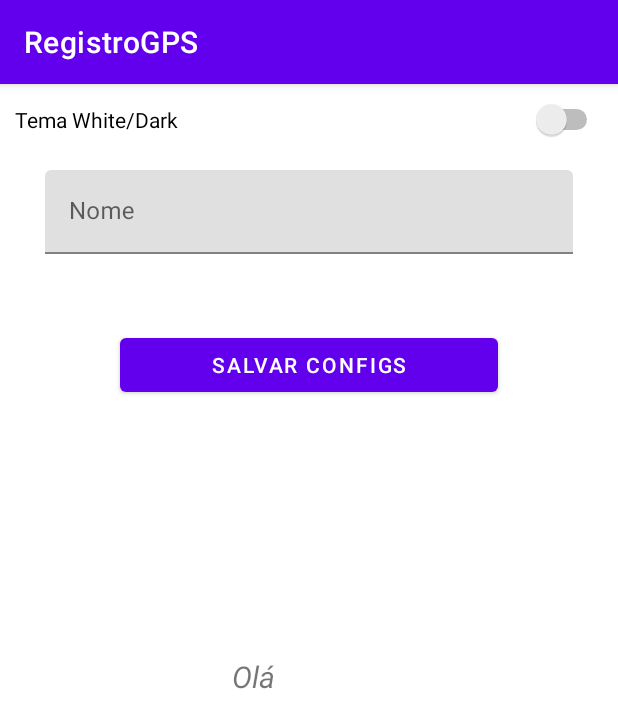
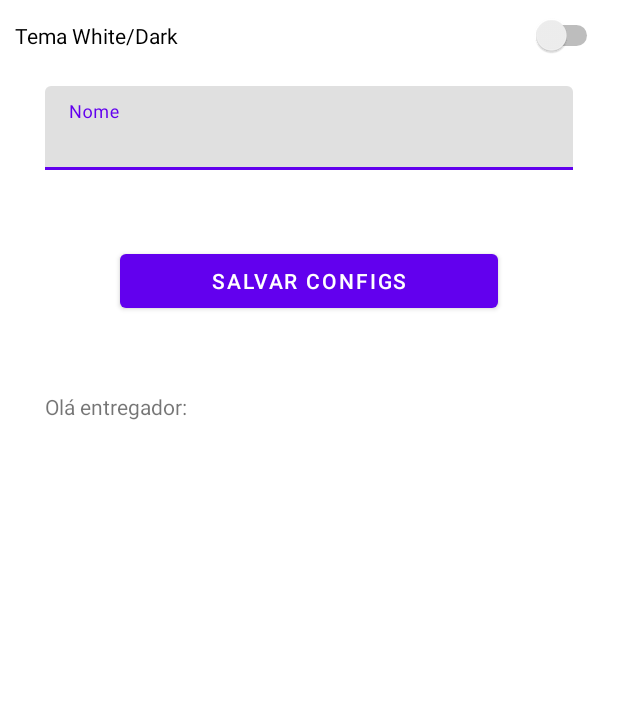
Before and after one commit to Maycon-brendo/RegistroGPS, an Android app: the screen it shows after launch (MainActivity before the commit, ConfigActivity after it), after a tap on an icon or button, on a phone screen of 412 x 824 dp. Shown: the top 728 px of the screen. Run offline under Robolectric (Android 15) with nearby library versions, the phone set to English and light mode, and no system bars; 1 statement that could not run was skipped.

```diff
--- a/app/build.gradle
+++ b/app/build.gradle
@@ -33,6 +33,9 @@ android {
     viewBinding{
         enabled = true
     }
+    buildFeatures {
+        viewBinding true
+    }
 }
 
 dependencies {
--- a/app/src/main/AndroidManifest.xml
+++ b/app/src/main/AndroidManifest.xml
@@ -14,6 +14,11 @@
         android:theme="@style/Theme.RegistroGPS"
         tools:targetApi="31">
         <activity
+            android:name=".ConfigActivity"
+            android:exported="false"
+            android:label="@string/title_activity_config"
+            android:theme="@style/Theme.RegistroGPS.NoActionBar" />
+        <activity
             android:name=".MainActivity"
             android:exported="true">
             <intent-filter>
--- /dev/null
+++ b/app/src/main/java/com/example/registrogps/ConfigActivity.kt
@@ -0,0 +1,42 @@
+package com.example.registrogps
+
+import androidx.appcompat.app.AppCompatActivity
+import android.os.Bundle
+import com.example.registrogps.databinding.ActivityConfigBinding
+import com.example.registrogps.databinding.ActivityMainBinding
+import com.example.registrogps.utils.getLoginFromSharedPrefs
+import com.example.registrogps.utils.saveLoginToSharedPrefs
+
+class ConfigActivity : AppCompatActivity() {
+
+    private lateinit var binding: ActivityConfigBinding
+    override fun onCreate(savedInstanceState: Bundle?) {
+        super.onCreate(savedInstanceState)
+
+        binding = ActivityConfigBinding.inflate(layoutInflater)
+        val view = binding.root
+        setContentView(view)
+
+        setup()
+    }
+
+
+    private fun setup() {
+        setupClickListeners()
+        setinputyourname()
+    }
+
+    private fun setinputyourname() {
+        binding.tvNome.text = getLoginFromSharedPrefs()
+    }
+
+    private fun setupClickListeners() {
+        binding.apply {
+            btnSalvaconfig.setOnClickListener {
+                val login = binding.inputNome.text.toString()
+                saveLoginToSharedPrefs(login)
+                setinputyourname()
+            }
+        }
+    }
+}
--- a/app/src/main/java/com/example/registrogps/fragments/ConfiguracaoFragment.kt
+++ /dev/null
@@ -1,60 +0,0 @@
-package com.example.registrogps.fragments
-
-import android.os.Bundle
-import androidx.fragment.app.Fragment
-import android.view.LayoutInflater
-import android.view.View
-import android.view.ViewGroup
-import com.example.registrogps.R
-
-// TODO: Rename parameter arguments, choose names that match
-// the fragment initialization parameters, e.g. ARG_ITEM_NUMBER
-private const val ARG_PARAM1 = "param1"
-private const val ARG_PARAM2 = "param2"
-
-/**
- * A simple [Fragment] subclass.
- * Use the [ConfiguracaoFragment.newInstance] factory method to
- * create an instance of this fragment.
- */
-class ConfiguracaoFragment : Fragment() {
-    // TODO: Rename and change types of parameters
-    private var param1: String? = null
-    private var param2: String? = null
-
-    override fun onCreate(savedInstanceState: Bundle?) {
-        super.onCreate(savedInstanceState)
-        arguments?.let {
-            param1 = it.getString(ARG_PARAM1)
-            param2 = it.getString(ARG_PARAM2)
-        }
-    }
-
-    override fun onCreateView(
-        inflater: LayoutInflater, container: ViewGroup?,
-        savedInstanceState: Bundle?
-    ): View? {
-        // Inflate the layout for this fragment
-        return inflater.inflate(R.layout.fragment_configuracao, container, false)
-    }
-
-    companion object {
-        /**
-         * Use this factory method to create a new instance of
-         * this fragment using the provided parameters.
-         *
-         * @param param1 Parameter 1.
-         * @param param2 Parameter 2.
-         * @return A new instance of fragment ConfiguracaoFragment.
-         */
-        // TODO: Rename and change types and number of parameters
-        @JvmStatic
-        fun newInstance(param1: String, param2: String) =
-            ConfiguracaoFragment().apply {
-                arguments = Bundle().apply {
-                    putString(ARG_PARAM1, param1)
-                    putString(ARG_PARAM2, param2)
-                }
-            }
-    }
-}
--- a/app/src/main/java/com/example/registrogps/fragments/HomeFragment.kt
+++ b/app/src/main/java/com/example/registrogps/fragments/HomeFragment.kt
@@ -5,9 +5,9 @@ import androidx.fragment.app.Fragment
 import android.view.LayoutInflater
 import android.view.View
 import android.view.ViewGroup
-import androidx.navigation.fragment.NavHostFragment
 import com.example.registrogps.R
 import com.example.registrogps.databinding.FragmentHomeBinding
+import com.example.registrogps.utils.getLoginFromSharedPrefs
 import com.example.registrogps.utils.nav
 
 
@@ -32,6 +32,11 @@ class HomeFragment : Fragment() {
 
     private fun setup() {
         setupClickListeners()
+        setupconfig()
+    }
+
+    private fun setupconfig() {
+        binding.tvEntregador.text = getLoginFromSharedPrefs()
     }
 
     private fun setupClickListeners() {
@@ -41,7 +46,7 @@ class HomeFragment : Fragment() {
         }
 
         binding.fabConfigs.setOnClickListener {
-            nav(R.id.action_homeFragment_to_configuracaoFragment)
+            nav(R.id.action_homeFragment_to_configActivity)
         }
 
     }
--- a/app/src/main/java/com/example/registrogps/utils/FragmentExt.kt
+++ b/app/src/main/java/com/example/registrogps/utils/FragmentExt.kt
@@ -1,8 +1,40 @@
 package com.example.registrogps.utils
 
+import android.content.Context
+import android.content.SharedPreferences
+import androidx.appcompat.app.AppCompatActivity
 import androidx.fragment.app.Fragment
 import androidx.navigation.fragment.findNavController
+import com.example.registrogps.R
 
 fun Fragment.nav(value: Int){
     findNavController().navigate(value)
 }
+
+
+fun AppCompatActivity.getShatedPrefs(): SharedPreferences {
+    return getSharedPreferences(
+        getString(R.string.my_preferences_name),
+        Context.MODE_PRIVATE
+    )
+}
+
+
+
+fun AppCompatActivity.saveLoginToSharedPrefs(value: String){
+    val sharedPrefs = getShatedPrefs()
+    val editor = sharedPrefs.edit()
+    editor.putString(getString(R.string.login_key),
+        value)
+
+    editor.apply()
+}
+
+fun AppCompatActivity.getLoginFromSharedPrefs(): String{
+
+    val sharedPrefs = getShatedPrefs()
+    return  sharedPrefs.getString(
+        getString(R.string.login_key),
+        ""
+    )?:""
+}
--- /dev/null
+++ b/app/src/main/res/layout/activity_config.xml
@@ -0,0 +1,58 @@
+<?xml version="1.0" encoding="utf-8"?>
+<androidx.constraintlayout.widget.ConstraintLayout xmlns:android="http://schemas.android.com/apk/res/android"
+    xmlns:app="http://schemas.android.com/apk/res-auto"
+    xmlns:tools="http://schemas.android.com/tools"
+    android:layout_width="match_parent"
+    android:layout_height="match_parent"
+    tools:context=".ConfigActivity">
+
+    <LinearLayout
+        android:layout_width="match_parent"
+        android:layout_margin="10dp"
+        android:layout_height="match_parent"
+        android:orientation="vertical">
+
+        <Switch
+            android:id="@+id/switch_mode"
+            android:layout_width="match_parent"
+            android:layout_height="wrap_content"
+            android:text="Tema White/Dark" />
+
+        <com.google.android.material.textfield.TextInputLayout
+            android:layout_margin="20dp"
+            android:layout_width="match_parent"
+            android:layout_height="match_parent">
+
+            <com.google.android.material.textfield.TextInputEditText
+                android:id="@+id/input_nome"
+                android:layout_width="match_parent"
+                android:layout_height="wrap_content"
+                android:hint="Nome" />
+
+            <Button
+                android:id="@+id/btn_salvaconfig"
+                android:layout_margin="50dp"
+                android:layout_width="match_parent"
+                android:layout_height="wrap_content"
+                android:text="Salvar configs" />
+
+            <TextView
+                android:id="@+id/textView3"
+                android:layout_width="match_parent"
+                android:layout_height="wrap_content"
+                android:text="Olá entregador:" />
+
+            <TextView
+                android:id="@+id/tv_nome"
+                android:layout_margin="10dp"
+                android:textSize="20dp"
+                android:textStyle="italic"
+                android:layout_width="match_parent"
+                android:layout_height="wrap_content"
+                android:text="  " />
+
+        </com.google.android.material.textfield.TextInputLayout>
+
+    </LinearLayout>
+
+</androidx.constraintlayout.widget.ConstraintLayout>
--- a/app/src/main/res/navigation/main_navigation.xml
+++ b/app/src/main/res/navigation/main_navigation.xml
@@ -13,17 +13,17 @@
             android:id="@+id/action_homeFragment_to_listaRegistroFragment"
             app:destination="@id/listaRegistroFragment" />
         <action
-            android:id="@+id/action_homeFragment_to_configuracaoFragment"
-            app:destination="@id/configuracaoFragment" />
+            android:id="@+id/action_homeFragment_to_configActivity"
+            app:destination="@id/configActivity" />
     </fragment>
-    <fragment
-        android:id="@+id/configuracaoFragment"
-        android:name="com.example.registrogps.fragments.ConfiguracaoFragment"
-        android:label="fragment_configuracao"
-        tools:layout="@layout/fragment_configuracao" />
     <fragment
         android:id="@+id/listaRegistroFragment"
         android:name="com.example.registrogps.fragments.ListaRegistroFragment"
         android:label="fragment_lista_registro"
         tools:layout="@layout/fragment_lista_registro" />
+    <activity
+        android:id="@+id/configActivity"
+        android:name="com.example.registrogps.ConfigActivity"
+        android:label="activity_config"
+        tools:layout="@layout/activity_config" />
 </navigation>
--- /dev/null
+++ b/app/src/main/res/values-land/dimens.xml
@@ -0,0 +1,3 @@
+<resources>
+    <dimen name="fab_margin">48dp</dimen>
+</resources>
--- /dev/null
+++ b/app/src/main/res/values-w1240dp/dimens.xml
@@ -0,0 +1,3 @@
+<resources>
+    <dimen name="fab_margin">200dp</dimen>
+</resources>
--- /dev/null
+++ b/app/src/main/res/values-w600dp/dimens.xml
@@ -0,0 +1,3 @@
+<resources>
+    <dimen name="fab_margin">48dp</dimen>
+</resources>
--- /dev/null
+++ b/app/src/main/res/values/dimens.xml
@@ -0,0 +1,3 @@
+<resources>
+    <dimen name="fab_margin">16dp</dimen>
+</resources>
--- a/app/src/main/res/values/themes.xml
+++ b/app/src/main/res/values/themes.xml
@@ -13,4 +13,13 @@
         <item name="android:statusBarColor" tools:targetApi="l">?attr/colorPrimaryVariant</item>
         <!-- Customize your theme here. -->
     </style>
+
+    <style name="Theme.RegistroGPS.NoActionBar">
+        <item name="windowActionBar">false</item>
+        <item name="windowNoTitle">true</item>
+    </style>
+
+    <style name="Theme.RegistroGPS.AppBarOverlay" parent="ThemeOverlay.AppCompat.Dark.ActionBar" />
+
+    <style name="Theme.RegistroGPS.PopupOverlay" parent="ThemeOverlay.AppCompat.Light" />
 </resources>
```
Also changed, not shown: app/src/main/java/com/example/registrogps/viewmodel/MainViewModel.kt (added, +16 -0 lines), app/src/main/res/layout/fragment_home.xml (+9 -1 lines), app/src/main/res/navigation/nav_graph.xml (deleted, +0 -29 lines), app/src/main/res/values/strings.xml (+11 -0 lines).
